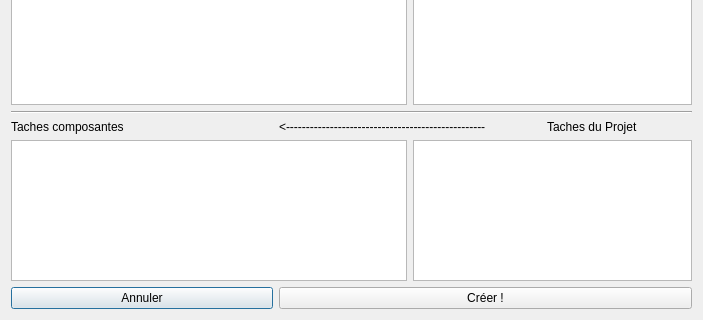
Above: Project_Calendar/GUI/ajoutertachecomposite.ui from Stardust1002/Project_Calendar before the change; both pictures show x 0 to 703 and y 230 to 550 of the 703 by 550 pixel window. Below: the same form after it.
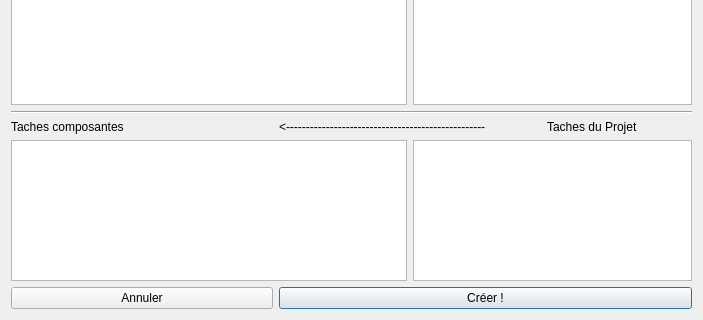
That is the form after the change.

Patch:
```diff
--- a/Project_Calendar/GUI/ajoutertachecomposite.ui
+++ b/Project_Calendar/GUI/ajoutertachecomposite.ui
@@ -83,6 +83,9 @@
      <property name="text">
       <string>Créer !</string>
      </property>
+     <property name="default">
+      <bool>true</bool>
+     </property>
     </widget>
    </item>
    <item row="0" column="4">
```
